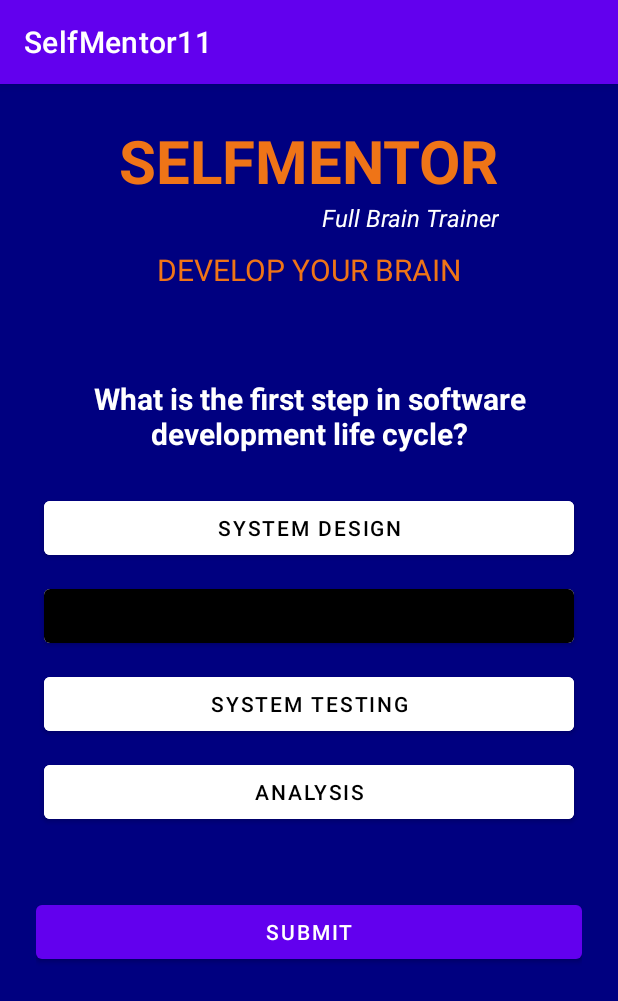
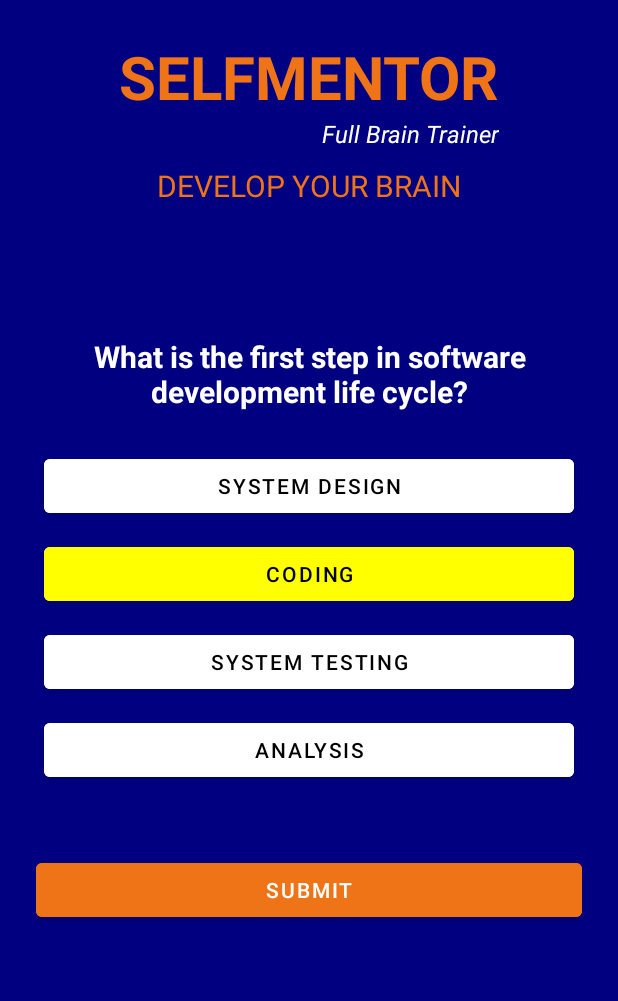
Before and after one commit to Punam046/SelfMentorFinal, an Android app: the screen it shows after launch (MainActivity), after a tap on "CODING", on a phone screen of 412 x 824 dp. Shown: the top 1001 px of the screen. Run offline under Robolectric (Android 15) with nearby library versions, the phone set to English and light mode, and no system bars.

Commit message:
modified files

```diff
--- a/app/src/main/java/com/punam/selfmentor11/MainActivity.java
+++ b/app/src/main/java/com/punam/selfmentor11/MainActivity.java
@@ -58,7 +58,7 @@ public class MainActivity extends AppCompatActivity implements View.OnClickListe
 
         }else {
             selectedAnswer = clickedButton.getText().toString();
-            clickedButton.setBackgroundColor(Color.BLACK);
+            clickedButton.setBackgroundColor(Color.YELLOW);
         }
     }
     void loadNewquestion(){
--- a/app/src/main/res/layout/activity_main.xml
+++ b/app/src/main/res/layout/activity_main.xml
@@ -97,6 +97,7 @@
         android:id="@+id/submit_btn"
         android:text="Submit"
         android:layout_below="@id/choices_layout"
+        android:backgroundTint="#EF7417"
         android:layout_marginTop="40dp"/>
 
 </RelativeLayout>
--- a/app/src/main/res/values-night/themes.xml
+++ b/app/src/main/res/values-night/themes.xml
@@ -1,6 +1,6 @@
 <resources xmlns:tools="http://schemas.android.com/tools">
     <!-- Base application theme. -->
-    <style name="Theme.SelfMentor11" parent="Theme.MaterialComponents.DayNight.DarkActionBar">
+    <style name="Theme.SelfMentor11" parent="Theme.MaterialComponents.DayNight.NoActionBar">
         <!-- Primary brand color. -->
         <item name="colorPrimary">@color/purple_200</item>
         <item name="colorPrimaryVariant">@color/purple_700</item>
--- a/app/src/main/res/values/colors.xml
+++ b/app/src/main/res/values/colors.xml
@@ -7,4 +7,5 @@
     <color name="teal_700">#FF018786</color>
     <color name="black">#FF000000</color>
     <color name="white">#FFFFFFFF</color>
+    <color name="orange">#EF7417</color>
 </resources>
--- a/app/src/main/res/values/themes.xml
+++ b/app/src/main/res/values/themes.xml
@@ -1,6 +1,6 @@
 <resources xmlns:tools="http://schemas.android.com/tools">
     <!-- Base application theme. -->
-    <style name="Theme.SelfMentor11" parent="Theme.MaterialComponents.DayNight.DarkActionBar">
+    <style name="Theme.SelfMentor11" parent="Theme.MaterialComponents.DayNight.NoActionBar">
         <!-- Primary brand color. -->
         <item name="colorPrimary">@color/purple_500</item>
         <item name="colorPrimaryVariant">@color/purple_700</item>
```
